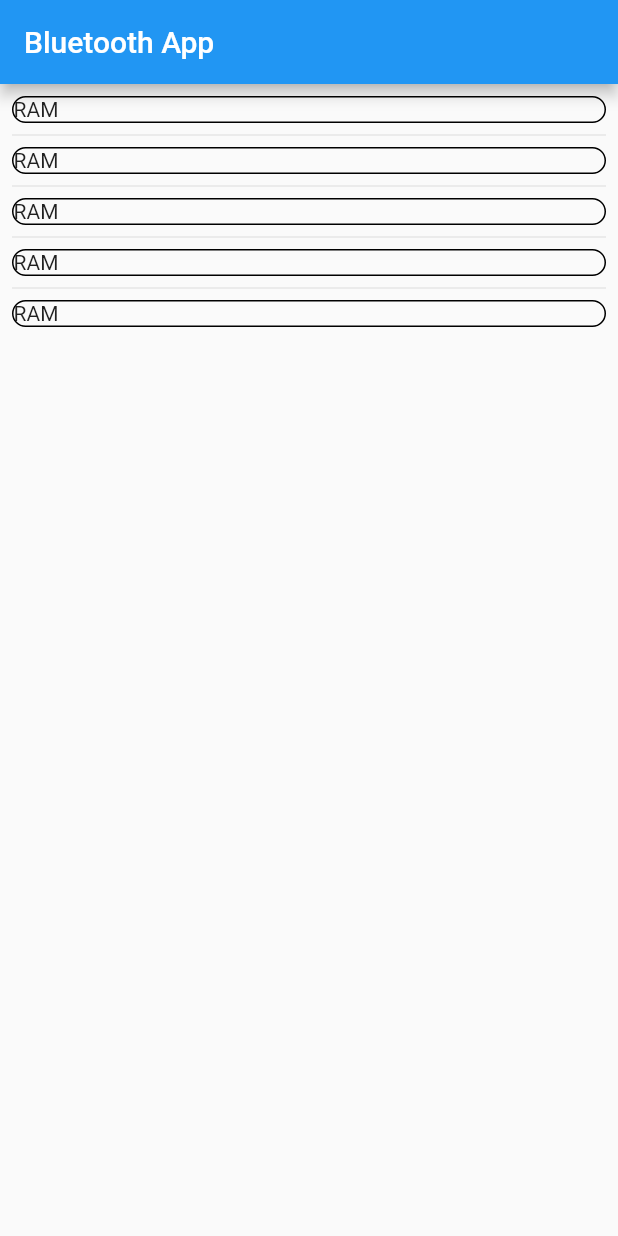
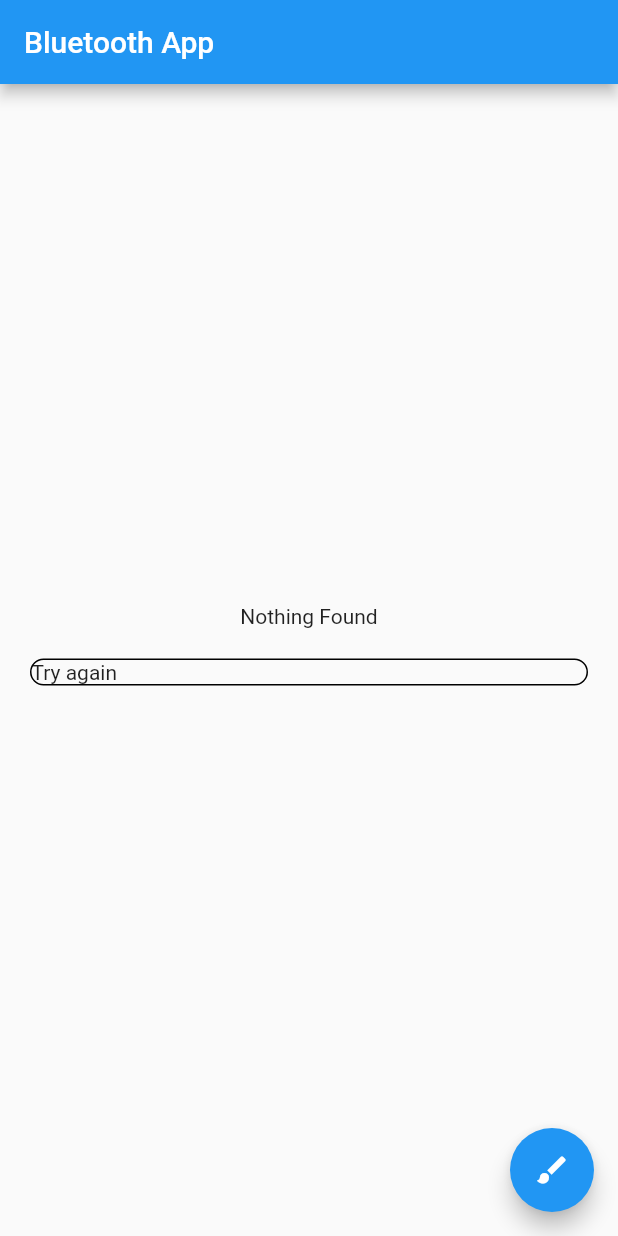
Before and after one commit to GivaldoEc/MangueApp, a Flutter app: the screen it shows after launch, on a phone screen of 412 x 824 dp. Run offline on Flutter 3.47's test engine with Material 2 defaults, Android fonts, the phone set to English and light mode, and no system bars; our stand-ins replace bloc, flutter_bloc, flutter_blue, sqflite; accounts and stored records are empty.

Commit message:
setting up workshop

```diff
--- a/lib/bloc/BTCubit/bt_state.dart
+++ b/lib/bloc/BTCubit/bt_state.dart
@@ -3,22 +3,25 @@ part of 'bt_cubit.dart';
 @immutable
 abstract class BtState {}
 
-class BtInitial extends BtState {} //estado inicial
+class BtInitial extends BtState {} // Initial state
 
-class BtOFF extends BtState {} //estado para bluetooth desligado
+class BtOFF extends BtState {} // Bluetooth not eneabled
 
-class BtDisconnected extends BtState {} //bluetooth ligado, mas não conectado
+class BtDisconnected extends BtState {
+  final List<BluetoothDevice?> deviceList;
+
+  BtDisconnected({
+    required this.deviceList,
+  });
+} // Bluetooth turned on, but no device connected
+
+class BtSearching extends BtState {} // Looking for devices
 
 class BtConnected extends BtState {
   final BluetoothDevice device;
-  final Stream<List<int>>? listStream;
-
-  BtConnected(
-      {required this.device,
-      required this.listStream}); //bluetooth ligado e conectado
+  BtConnected({
+    required this.device,
+  }); // Bluetooth connected
 }
 
-class BtFound extends BtState {
-} //estado intermediário. Ligado mas não conectado
-
-class BtNothingFound extends BtState {}
+class BtNothingFound extends BtState {} // No device found
--- a/lib/config/routes/route_generator.dart
+++ b/lib/config/routes/route_generator.dart
@@ -1,5 +1,6 @@
 import 'package:flutter/material.dart';
 import 'package:mangueapp/presentation/bluetooth/bluetooth_screen.dart';
+import 'package:mangueapp/presentation/config/theme_screen.dart';
 
 class RouteGenerator {
   static Route<dynamic> generateRoute(RouteSettings settings) {
@@ -9,6 +10,8 @@ class RouteGenerator {
       case '/':
         return MaterialPageRoute(
             builder: (_) => const BluetoothScreen()); // First screen
+      case '/THEME':
+        return MaterialPageRoute(builder: (_)=>  ThemeScreen());
       // TO DO: implement splashscreen
       default:
         return MaterialPageRoute(
--- a/lib/config/routes/routes.dart
+++ b/lib/config/routes/routes.dart
@@ -1,3 +1,4 @@
 /* Routes */
 
 const String init = '/';
+const String config = '/THEME';
--- a/lib/main.dart
+++ b/lib/main.dart
@@ -22,7 +22,7 @@ class MyApp extends StatelessWidget {
       child: MaterialApp(
         title: 'Flutter Demo',
         theme: ThemeData(
-          primarySwatch: Colors.blue,
+          primarySwatch: Colors.blue, // TODO: implement cubit
         ),
         initialRoute: init,
         onGenerateRoute: RouteGenerator.generateRoute,
--- a/lib/presentation/bluetooth/bluetooth_screen.dart
+++ b/lib/presentation/bluetooth/bluetooth_screen.dart
@@ -1,20 +1,25 @@
 import 'package:flutter/material.dart';
 import 'package:flutter_bloc/flutter_bloc.dart';
 import 'package:mangueapp/bloc/BTCubit/bt_cubit.dart';
+import 'package:mangueapp/config/routes/routes.dart';
 import 'package:mangueapp/resources/widgets/bluetooth_list.dart';
-import 'package:mangueapp/resources/widgets/option_widget.dart';
 
 class BluetoothScreen extends StatelessWidget {
   final String appTitle = "Bluetooth App";
 
-
-  const BluetoothScreen({super.key});
+  const BluetoothScreen({
+    super.key,
+  });
 
   @override
   Widget build(BuildContext context) {
-      BtCubit btCubit = BlocProvider.of<BtCubit>(context);
-
     return Scaffold(
+      floatingActionButton: FloatingActionButton(
+        onPressed: () {
+          Navigator.pushNamed(context, config);
+        },
+        child: const Icon(Icons.brush),
+      ),
       appBar: AppBar(
         title: Text(appTitle),
       ),
--- a/lib/resources/widgets/bluetooth_list.dart
+++ b/lib/resources/widgets/bluetooth_list.dart
@@ -9,16 +9,38 @@ class BluetoothList extends StatelessWidget {
   @override
   Widget build(BuildContext context) {
     BtCubit btcubit = BlocProvider.of<BtCubit>(context);
-    if (false){//btcubit.getDevices().isEmpty){
-    return const Text("Nothing Found");
-  } else{
+    if (btcubit.getDevices().isEmpty) {
+      return Column(
+        mainAxisAlignment: MainAxisAlignment.center,
+        children: [
+          const Text("Nothing Found"),
+          Padding(
+            padding: const EdgeInsets.all(20 ),
+            child: GestureDetector(
+              onTap: () {
+                btcubit.lookForDevices();
+              },
+              child: const BLuetoothContainer(text: "Try again"),
+            ),
+          ),
+        ],
+      );
+    } else {
       return ListView.separated(
         padding: const EdgeInsets.all(8.0),
         itemBuilder: (BuildContext context, int index) {
-        return const BLuetoothContainer();
+          return GestureDetector(
+            onTap: () {
+              btcubit.connectToDevice(btcubit.getDevices()[index]!);
+            },
+            child: BLuetoothContainer(
+              text: btcubit.getDevices()[index]!.toString(),
+            ),
+          );
         },
         itemCount: 5, //btcubit.getDevices().length,
         separatorBuilder: (BuildContext context, int index) => const Divider(),
-    );}
+      );
     }
   }
+}
--- a/lib/resources/widgets/option_widget.dart
+++ b/lib/resources/widgets/option_widget.dart
@@ -1,22 +1,47 @@
 import 'package:flutter/material.dart';
-import 'package:flutter_bloc/flutter_bloc.dart';
-import 'package:mangueapp/bloc/BTCubit/bt_cubit.dart';
 
 class BLuetoothContainer extends StatelessWidget {
+  final String text;
+
   const BLuetoothContainer({
     super.key,
+    required this.text,
   });
 
   @override
   Widget build(BuildContext context) {
-    BtCubit btcubit = BlocProvider.of<BtCubit>(context);
-
     return Container(
       width: 380,
       decoration: BoxDecoration(
-          border: Border.all(color: Colors.black),
+          border:
+              Border.all(color: Colors.black), // TODO: Implement as textcolor
           borderRadius: const BorderRadius.all(Radius.circular(40))),
-      child: const Text("RAM"),
+      child: Text(text),
     );
   }
 }
+
+class ThemeContainer extends StatelessWidget {
+  final String text;
+
+  const ThemeContainer({
+    super.key,
+    required this.text,
+  });
+
+  @override
+  Widget build(BuildContext context) {
+    return Container(
+      width: 300,
+      decoration: BoxDecoration(
+          border:
+              Border.all(color: Colors.black,), // TODO: Implement as textcolor
+          borderRadius: const BorderRadius.all(Radius.circular(40))),
+      child: Text(text,
+      style: const TextStyle(
+        fontSize: 30,
+        color: Colors.black, // TODO: implement cubit
+      ),),
+    );
+  }
+}
```
Also changed, not shown: lib/bloc/BTCubit/bt_cubit.dart (+17 -38 lines), lib/presentation/config/theme_screen.dart (added, +34 -0 lines), lib/resources/const/colot_themes.dart (added, +60 -0 lines). Lines whose indentation alone changed are shown as unchanged.
